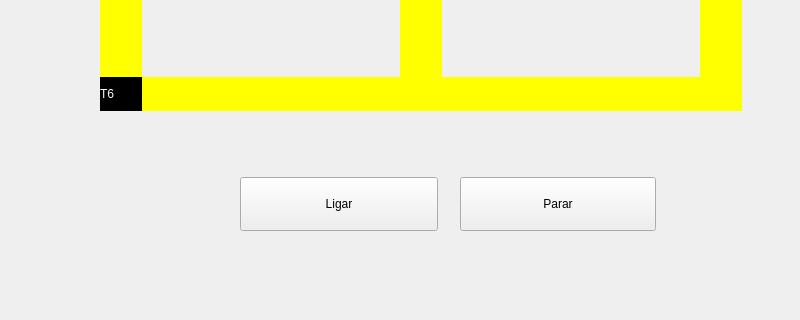
The window that mainwindow.ui (ArturRochel/threadtrem) describes before a commit, drawn with Qt 5; both pictures show x 0 to 800 and y 440 to 760 of the 900 by 760 pixel window.
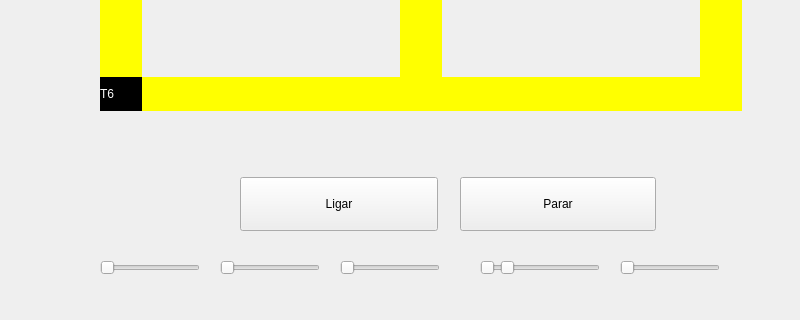
The same window after the commit.

```diff
--- a/mainwindow.ui
+++ b/mainwindow.ui
@@ -270,6 +270,91 @@
      <string>Parar</string>
     </property>
    </widget>
+
+    <widget class="QSlider" name="sliderTrem1">
+    <property name="geometry">
+  <rect>
+   <x>100</x>
+   <y>680</y>
+   <width>100</width>
+   <height>22</height>
+  </rect>
+ </property>
+ <property name="orientation">
+  <enum>Qt::Horizontal</enum>
+ </property>
+</widget>
+
+<widget class="QSlider" name="sliderTrem2">
+ <property name="geometry">
+  <rect>
+   <x>220</x>
+   <y>680</y>
+   <width>100</width>
+   <height>22</height>
+  </rect>
+ </property>
+ <property name="orientation">
+  <enum>Qt::Horizontal</enum>
+ </property>
+</widget>
+
+<widget class="QSlider" name="sliderTrem3">
+ <property name="geometry">
+  <rect>
+   <x>340</x>
+   <y>680</y>
+   <width>100</width>
+   <height>22</height>
+  </rect>
+ </property>
+ <property name="orientation">
+  <enum>Qt::Horizontal</enum>
+ </property>
+</widget>
+
+<widget class="QSlider" name="sliderTrem4">
+ <property name="geometry">
+  <rect>
+   <x>480</x>
+   <y>680</y>
+   <width>100</width>
+   <height>22</height>
+  </rect>
+ </property>
+ <property name="orientation">
+  <enum>Qt::Horizontal</enum>
+ </property>
+</widget>
+
+<widget class="QSlider" name="sliderTrem5">
+ <property name="geometry">
+  <rect>
+   <x>500</x>
+   <y>680</y>
+   <width>100</width>
+   <height>22</height>
+  </rect>
+ </property>
+ <property name="orientation">
+  <enum>Qt::Horizontal</enum>
+ </property>
+</widget>
+
+<widget class="QSlider" name="sliderTrem6">
+ <property name="geometry">
+  <rect>
+   <x>620</x>
+   <y>680</y>
+   <width>100</width>
+   <height>22</height>
+  </rect>
+ </property>
+ <property name="orientation">
+  <enum>Qt::Horizontal</enum>
+ </property>
+</widget>
+
    <zorder>label_trilho_top</zorder>
    <zorder>label_trilho_mid</zorder>
    <zorder>label_trilho_bot</zorder>
```
